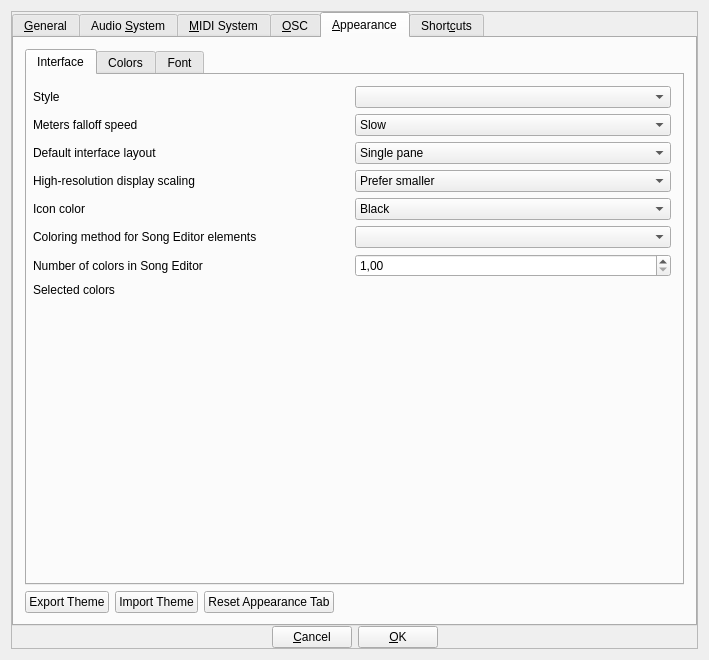
Qt form src/gui/src/PreferencesDialog/PreferencesDialog_UI.ui (hydrogen-music/hydrogen) before a commit.
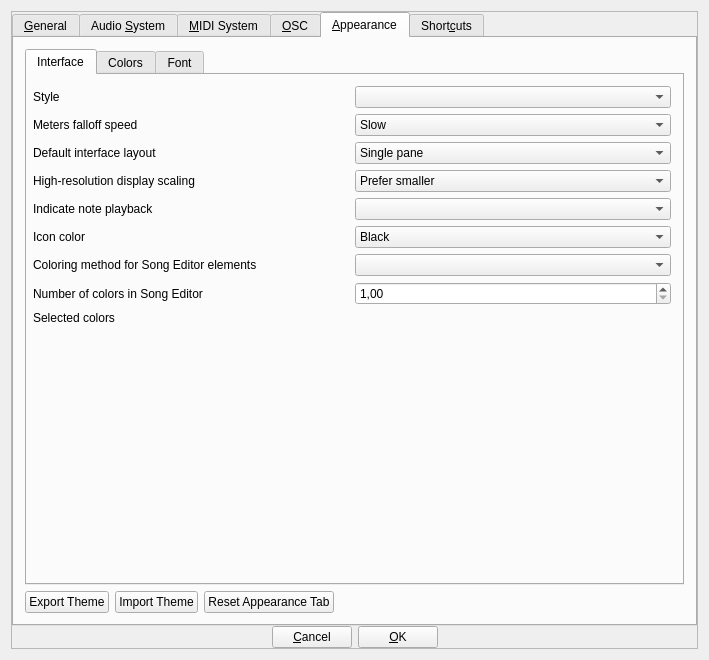
The same form after that commit. The open tabs and pages were chosen to show the change. Custom widgets are drawn as their Qt base class.

Commit message:
Preferences: add m_bIndicateNotePlayback
to toggle the display of highlights around notes not picked up by the audio engine

Patch:
```diff
--- a/src/gui/src/PreferencesDialog/PreferencesDialog_UI.ui
+++ b/src/gui/src/PreferencesDialog/PreferencesDialog_UI.ui
@@ -1196,6 +1196,17 @@
                  <item row="13" column="2">
                   <layout class="QGridLayout" name="colorSelectionGrid"/>
                  </item>
+                 <item row="6" column="0">
+                  <widget class="QLabel" name="indicateNotePlaybackLabel">
+                   <property name="text">
+                    <string>Indicate note playback</string>
+                   </property>
+                  </widget>
+                 </item>
+                 <item row="6" column="2">
+                  <widget class="LCDCombo" name="indicateNotePlaybackComboBox">
+                  </widget>
+                 </item>
                 </layout>
                </item>
                <item>
```
The commit also changes 30 other files.
